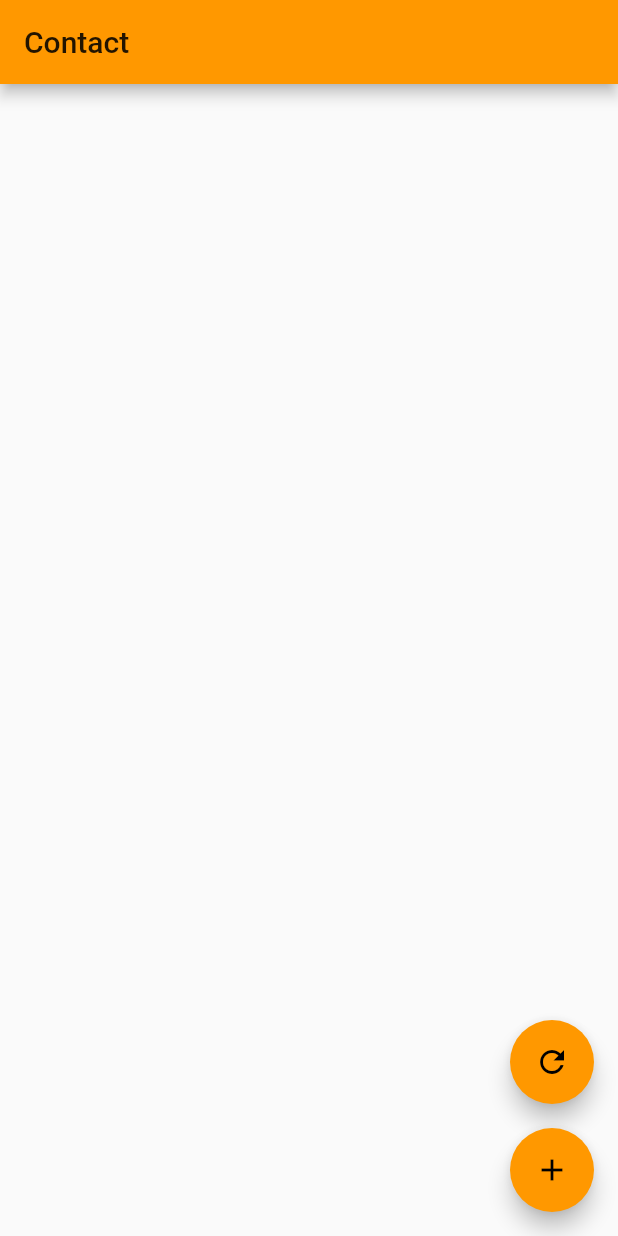
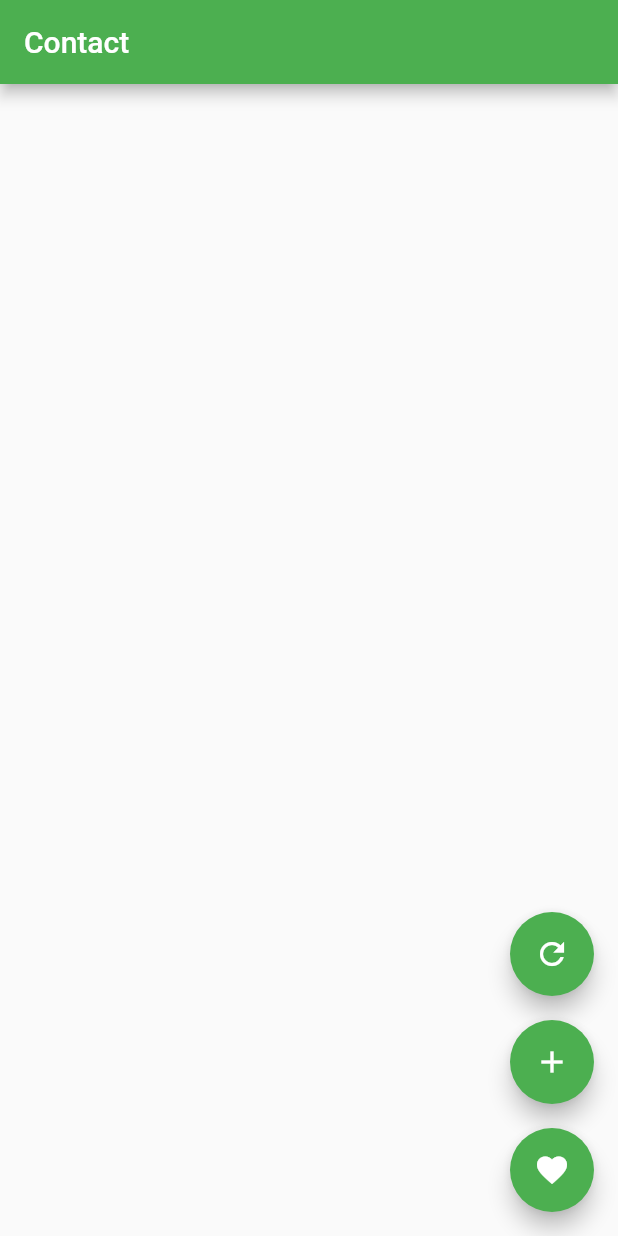
Before and after one commit to dsc-bvp-pune/Flutter-Workshop, a Flutter app: the screen it shows after launch, on a phone screen of 412 x 824 dp. Run offline on Flutter 3.47's test engine with Material 2 defaults, Android fonts, the light colour scheme and no system bars; network calls fail.

Commit message:
#2
Updating views.py and main.dart

```diff
--- a/frontend/contact/lib/main.dart
+++ b/frontend/contact/lib/main.dart
@@ -10,7 +10,7 @@ class MyApp extends StatelessWidget {
       title: 'Contact',
       debugShowCheckedModeBanner: false,
       theme: ThemeData(
-        primarySwatch: Colors.orange,
+        primarySwatch: Colors.green,
       ),
       home: MyHomePage(title: 'Contact'),
     );
@@ -36,14 +36,17 @@ class _MyHomePageState extends State<MyHomePage> {
   }
 
   Map data = {
-    "name": "Dewansh Rawat",
-    "number": "+91-9968858476"
+    "name": "Phalguni Modi",
+    "number": "+91-7290982480"
   };
 
   postData(){
     var jsonData = json.encode(data);
     http.post("http://localhost:8000/dewanshrawat15/post/", body: jsonData).then((response){
       var t = response.body;
+      setState((){
+
+      });
     });
   }
 
@@ -92,6 +95,15 @@ class _MyHomePageState extends State<MyHomePage> {
               child: const Icon(Icons.add),
             ),
           ),
+          Padding(
+            padding: const EdgeInsets.only(top: 16.0),
+            child: FloatingActionButton(
+              heroTag: 'image2',
+              onPressed: () {},
+              tooltip: 'Contact Dialog Box',
+              child: const Icon(Icons.favorite),
+            ),
+          ),
         ],
       ),
     );
```
Also changed, not shown: 2 other files.
